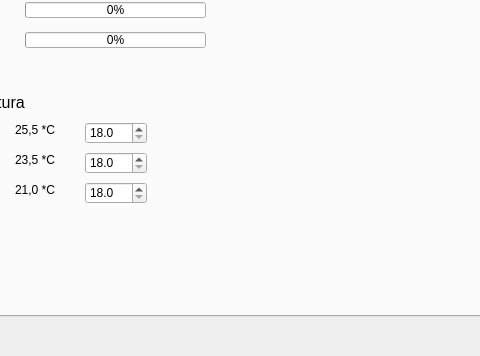
MateuszRosner/InteliHouse1.0, file InteliHouse.ui: the form before one commit; both pictures show x 107 to 587 and y 164 to 520 of the 1026 by 520 pixel window.
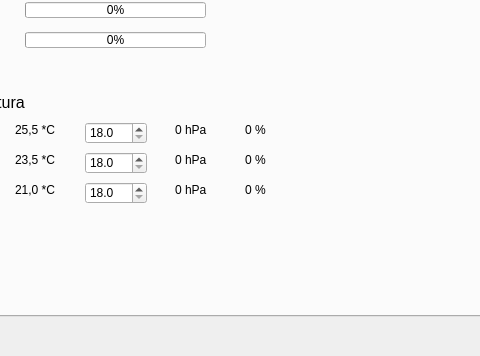
The form after the commit. The open tabs and pages were chosen to show the change.

What changed in the file:
```diff
--- a/InteliHouse.ui
+++ b/InteliHouse.ui
@@ -1144,6 +1144,84 @@
        <string>koniec</string>
       </property>
      </widget>
+     <widget class="QLabel" name="label_press0">
+      <property name="geometry">
+       <rect>
+        <x>280</x>
+        <y>260</y>
+        <width>61</width>
+        <height>16</height>
+       </rect>
+      </property>
+      <property name="text">
+       <string>0 hPa</string>
+      </property>
+     </widget>
+     <widget class="QLabel" name="label_press1">
+      <property name="geometry">
+       <rect>
+        <x>280</x>
+        <y>290</y>
+        <width>61</width>
+        <height>16</height>
+       </rect>
+      </property>
+      <property name="text">
+       <string>0 hPa</string>
+      </property>
+     </widget>
+     <widget class="QLabel" name="label_press2">
+      <property name="geometry">
+       <rect>
+        <x>280</x>
+        <y>320</y>
+        <width>61</width>
+        <height>16</height>
+       </rect>
+      </property>
+      <property name="text">
+       <string>0 hPa</string>
+      </property>
+     </widget>
+     <widget class="QLabel" name="label_hum0">
+      <property name="geometry">
+       <rect>
+        <x>350</x>
+        <y>260</y>
+        <width>61</width>
+        <height>16</height>
+       </rect>
+      </property>
+      <property name="text">
+       <string>0 %</string>
+      </property>
+     </widget>
+     <widget class="QLabel" name="label_hum1">
+      <property name="geometry">
+       <rect>
+        <x>350</x>
+        <y>290</y>
+        <width>61</width>
+        <height>16</height>
+       </rect>
+      </property>
+      <property name="text">
+       <string>0 %</string>
+      </property>
+     </widget>
+     <widget class="QLabel" name="label_hum2">
+      <property name="geometry">
+       <rect>
+        <x>350</x>
+        <y>320</y>
+        <width>61</width>
+        <height>16</height>
+       </rect>
+      </property>
+      <property name="text">
+       <string>0 %</string>
+      </property>
+     </widget>
     </widget>
    </widget>
   </widget>
```
Left out of the diff: 8 changed lines with no effect on the pictures.
